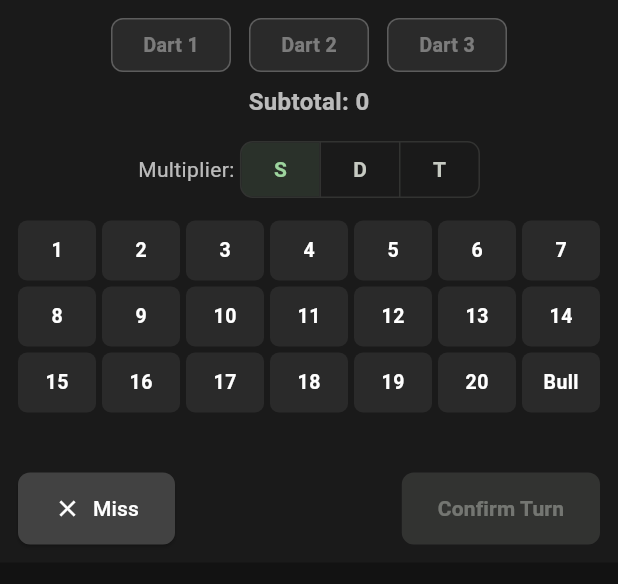
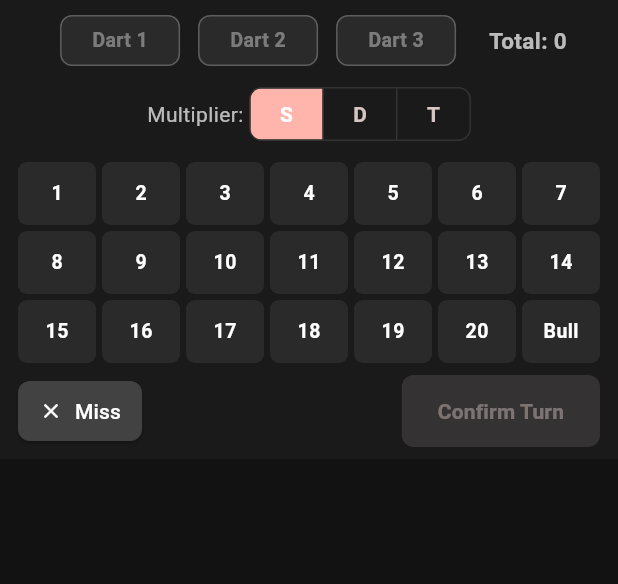
Before and after one commit to Abakus-kAIman/dart-score-app, a Flutter app: the ScoreInputDartByDart widget shown alone on an empty page, opened directly with empty values, on a phone screen of 412 x 824 dp. Shown: the top 584 px of the screen. Run offline on Flutter 3.47's test engine with Material 3 defaults, Android fonts, the phone set to English and light mode, and no system bars; our stand-ins replace flutter_riverpod, go_router, shared_preferences; accounts and stored records are empty.

Commit message:
Fix input panel layout, expand quick scores, switch accent to red
- Dart-by-dart grid: use mainAxisExtent+shrinkWrap so all 21 buttons
  (1-20 + Bull) are visible without manual scrolling
- Turn Total: expand quick scores to 21 entries wrapping into 3 rows;
  compact button padding so more fit per line
- Theme: seed color green → red; bust indicators → orange so bust and
  checkout are visually distinct; hardcoded greens replaced throughout

https://claude.ai/code/session_01Mucipcm9edrL8hTjQCUfcr

```diff
--- a/lib/app.dart
+++ b/lib/app.dart
@@ -17,7 +17,7 @@ class DartScoreApp extends ConsumerWidget {
   }
 
   ThemeData _buildTheme() {
-    const seedColor = Color(0xFF00C853); // dart green
+    const seedColor = Color(0xFFE53935);
     return ThemeData(
       colorScheme: ColorScheme.fromSeed(
         seedColor: seedColor,
--- a/lib/screens/scoring/widgets/score_input_dart_by_dart.dart
+++ b/lib/screens/scoring/widgets/score_input_dart_by_dart.dart
@@ -20,7 +20,7 @@ class _ScoreInputDartByDartState extends ConsumerState<ScoreInputDartByDart> {
     ref.read(dartInputProvider.notifier).addDart(
           DartThrow(multiplier: _multiplier, value: value),
         );
-    setState(() => _multiplier = 1); // reset to single after each dart
+    setState(() => _multiplier = 1);
   }
 
   void _addMiss() {
@@ -36,14 +36,15 @@ class _ScoreInputDartByDartState extends ConsumerState<ScoreInputDartByDart> {
     final notifier = ref.read(dartInputProvider.notifier);
     final isFull = notifier.isFull;
     final subtotal = notifier.subtotal;
+    final accent = Theme.of(context).colorScheme.primary;
 
     return Container(
       color: const Color(0xFF1A1A1A),
-      padding: const EdgeInsets.all(12),
+      padding: const EdgeInsets.fromLTRB(12, 10, 12, 8),
       child: Column(
         mainAxisSize: MainAxisSize.min,
         children: [
-          // Dart display row
+          // Dart slots + subtotal
           Row(
             mainAxisAlignment: MainAxisAlignment.center,
             children: [
@@ -53,16 +54,18 @@ class _ScoreInputDartByDartState extends ConsumerState<ScoreInputDartByDart> {
                   child: _DartChip(
                     dart: i < darts.length ? darts[i] : null,
                     index: i,
+                    accent: accent,
                   ),
+                ),
+              const SizedBox(width: 16),
+              Text(
+                'Total: $subtotal',
+                style: const TextStyle(
+                    fontSize: 15, fontWeight: FontWeight.bold),
               ),
             ],
           ),
           const SizedBox(height: 8),
-          Text(
-            'Subtotal: $subtotal',
-            style: const TextStyle(fontSize: 16, fontWeight: FontWeight.bold),
-          ),
-          const SizedBox(height: 10),
           // Multiplier toggle
           Row(
             mainAxisAlignment: MainAxisAlignment.center,
@@ -73,14 +76,16 @@ class _ScoreInputDartByDartState extends ConsumerState<ScoreInputDartByDart> {
                 isSelected: [
                   _multiplier == 1,
                   _multiplier == 2,
-                  _multiplier == 3
+                  _multiplier == 3,
                 ],
                 onPressed: isFull
                     ? null
                     : (i) => setState(() => _multiplier = i + 1),
                 borderRadius: BorderRadius.circular(8),
+                selectedColor: Colors.white,
+                fillColor: accent,
                 constraints:
-                    const BoxConstraints(minWidth: 52, minHeight: 36),
+                    const BoxConstraints(minWidth: 48, minHeight: 34),
                 children: const [
                   Text('S', style: TextStyle(fontWeight: FontWeight.bold)),
                   Text('D', style: TextStyle(fontWeight: FontWeight.bold)),
@@ -89,43 +94,42 @@ class _ScoreInputDartByDartState extends ConsumerState<ScoreInputDartByDart> {
               ),
             ],
           ),
-          const SizedBox(height: 10),
-          // Number grid
-          SizedBox(
-            height: 160,
-            child: GridView.builder(
+          const SizedBox(height: 8),
+          // Number grid — shrinkWrap so it shows all 3 rows naturally
+          GridView.builder(
+            shrinkWrap: true,
             physics: const NeverScrollableScrollPhysics(),
             gridDelegate: const SliverGridDelegateWithFixedCrossAxisCount(
               crossAxisCount: 7,
               mainAxisSpacing: 4,
               crossAxisSpacing: 4,
-                childAspectRatio: 1.3,
+              mainAxisExtent: 42,
             ),
-              itemCount: 21, // 1-20 + bull
+            itemCount: 21, // 1–20 + bull
             itemBuilder: (ctx, i) {
               final value = i == 20 ? 25 : i + 1;
               final label = value == 25 ? 'Bull' : '$value';
-                // Triple not valid for bull
-                final disabled = isFull ||
-                    (value == 25 && _multiplier == 3) ||
-                    (_multiplier == 2 && value == 25 && false); // double bull OK
+              final disabled = isFull || (value == 25 && _multiplier == 3);
               return _GridBtn(
                 label: label,
                 onTap: disabled ? null : () => _addDart(value),
+                accent: accent,
               );
             },
           ),
-          ),
           const SizedBox(height: 8),
+          // Action row
           Row(
             children: [
               ElevatedButton.icon(
                 onPressed: isFull ? null : _addMiss,
-                icon: const Icon(Icons.close),
+                icon: const Icon(Icons.close, size: 16),
                 label: const Text('Miss'),
                 style: ElevatedButton.styleFrom(
                   backgroundColor: Colors.grey[800],
                   foregroundColor: Colors.white,
+                  padding:
+                      const EdgeInsets.symmetric(horizontal: 14, vertical: 10),
                 ),
               ),
               const Spacer(),
@@ -135,8 +139,8 @@ class _ScoreInputDartByDartState extends ConsumerState<ScoreInputDartByDart> {
                     ref.read(dartInputProvider.notifier).removeLast();
                     setState(() => _multiplier = 1);
                   },
-                  icon: const Icon(Icons.backspace_outlined),
-                  label: const Text('Undo Dart'),
+                  icon: const Icon(Icons.backspace_outlined, size: 16),
+                  label: const Text('Undo'),
                 ),
               const SizedBox(width: 8),
               ElevatedButton(
@@ -153,29 +157,33 @@ class _ScoreInputDartByDartState extends ConsumerState<ScoreInputDartByDart> {
 }
 
 class _DartChip extends StatelessWidget {
-  const _DartChip({required this.dart, required this.index});
+  const _DartChip({
+    required this.dart,
+    required this.index,
+    required this.accent,
+  });
 
   final DartThrow? dart;
   final int index;
+  final Color accent;
 
   @override
   Widget build(BuildContext context) {
+    final filled = dart != null;
     return Container(
       width: 80,
-      height: 36,
+      height: 34,
       alignment: Alignment.center,
       decoration: BoxDecoration(
-        color: dart != null ? const Color(0xFF2E7D32) : const Color(0xFF2A2A2A),
+        color: filled ? accent.withOpacity(0.25) : const Color(0xFF2A2A2A),
         borderRadius: BorderRadius.circular(8),
-        border: Border.all(
-          color: dart != null ? Colors.green : Colors.white24,
-        ),
+        border: Border.all(color: filled ? accent : Colors.white24),
       ),
       child: Text(
         dart?.toString() ?? 'Dart ${index + 1}',
         style: TextStyle(
           fontWeight: FontWeight.bold,
-          color: dart != null ? Colors.white : Colors.white38,
+          color: filled ? Colors.white : Colors.white38,
           fontSize: 13,
         ),
       ),
@@ -184,10 +192,15 @@ class _DartChip extends StatelessWidget {
 }
 
 class _GridBtn extends StatelessWidget {
-  const _GridBtn({required this.label, required this.onTap});
+  const _GridBtn({
+    required this.label,
+    required this.onTap,
+    required this.accent,
+  });
 
   final String label;
   final VoidCallback? onTap;
+  final Color accent;
 
   @override
   Widget build(BuildContext context) {
@@ -197,6 +210,7 @@ class _GridBtn extends StatelessWidget {
       child: InkWell(
         onTap: onTap,
         borderRadius: BorderRadius.circular(6),
+        splashColor: accent.withOpacity(0.3),
         child: Center(
           child: Text(
             label,
--- a/lib/utils/darts_rules.dart
+++ b/lib/utils/darts_rules.dart
@@ -70,7 +70,10 @@ class DartsRules {
 
   static bool isValidTotalScore(int score) => score >= 0 && score <= 180;
 
-  static const List<int> commonScores = [26, 41, 45, 60, 81, 100, 140, 180];
+  static const List<int> commonScores = [
+    0, 1, 3, 5, 11, 20, 21, 22, 25, 26,
+    41, 45, 57, 60, 80, 81, 85, 100, 121, 140, 180,
+  ];
 
   static bool couldBeCheckout(int remaining, bool doubleOut) {
     if (remaining <= 0) return false;
```
Also changed, not shown: lib/screens/history/match_detail_screen.dart (+5 -5 lines), lib/screens/scoring/widgets/score_input_total.dart (+26 -13 lines), lib/screens/scoring/widgets/turn_history_panel.dart (+4 -4 lines). Lines whose indentation alone changed are shown as unchanged.
